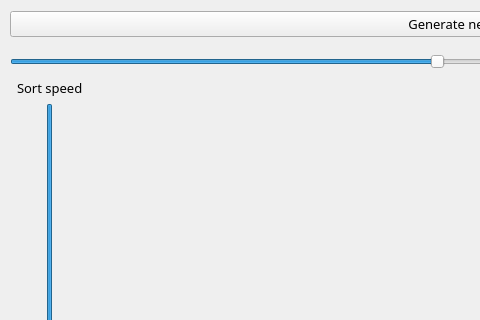
JuliaSamartseva/Sorting-Visualiser, file SortingVisualiser/mainwindow.ui: the form before one commit; both pictures show x 0 to 480 and y 0 to 320 of the 1248 by 772 pixel window.
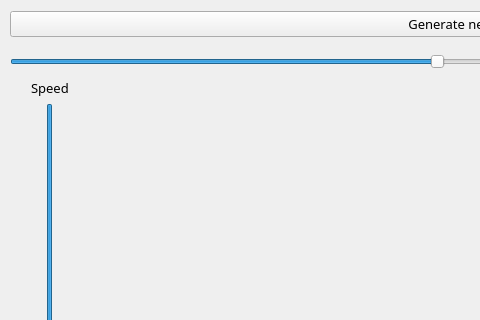
The form after the commit.

Diff of the .ui file:
```diff
--- a/SortingVisualiser/mainwindow.ui
+++ b/SortingVisualiser/mainwindow.ui
@@ -131,7 +131,7 @@
      <item alignment="Qt::AlignHCenter">
       <widget class="QLabel" name="labelSort">
        <property name="text">
-        <string>Sort speed</string>
+        <string>Speed</string>
        </property>
       </widget>
      </item>
```
Left out of the diff: 2 changed lines with no effect on the pictures.
